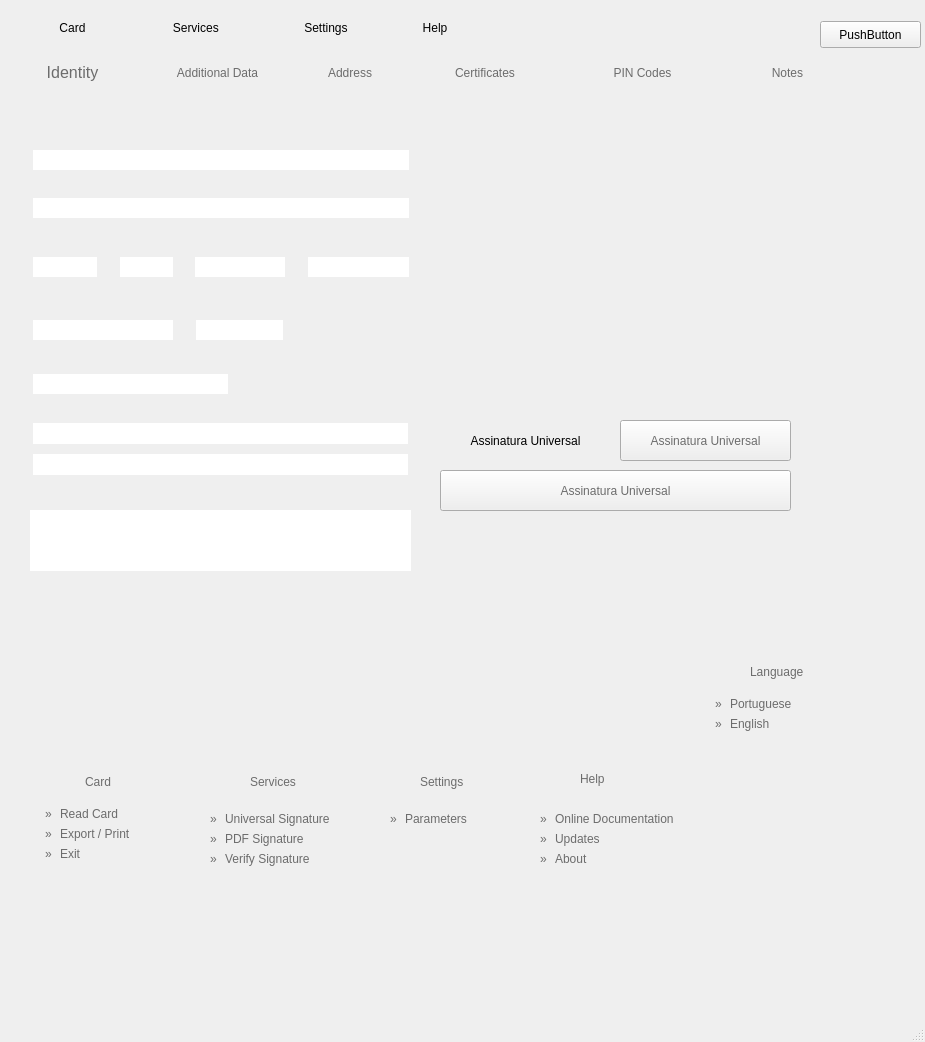
amagovpt/autenticacao.gov, file pteid-mw-pt/_src/eidmw/eidgui/mainwnd.ui: the form before one commit.
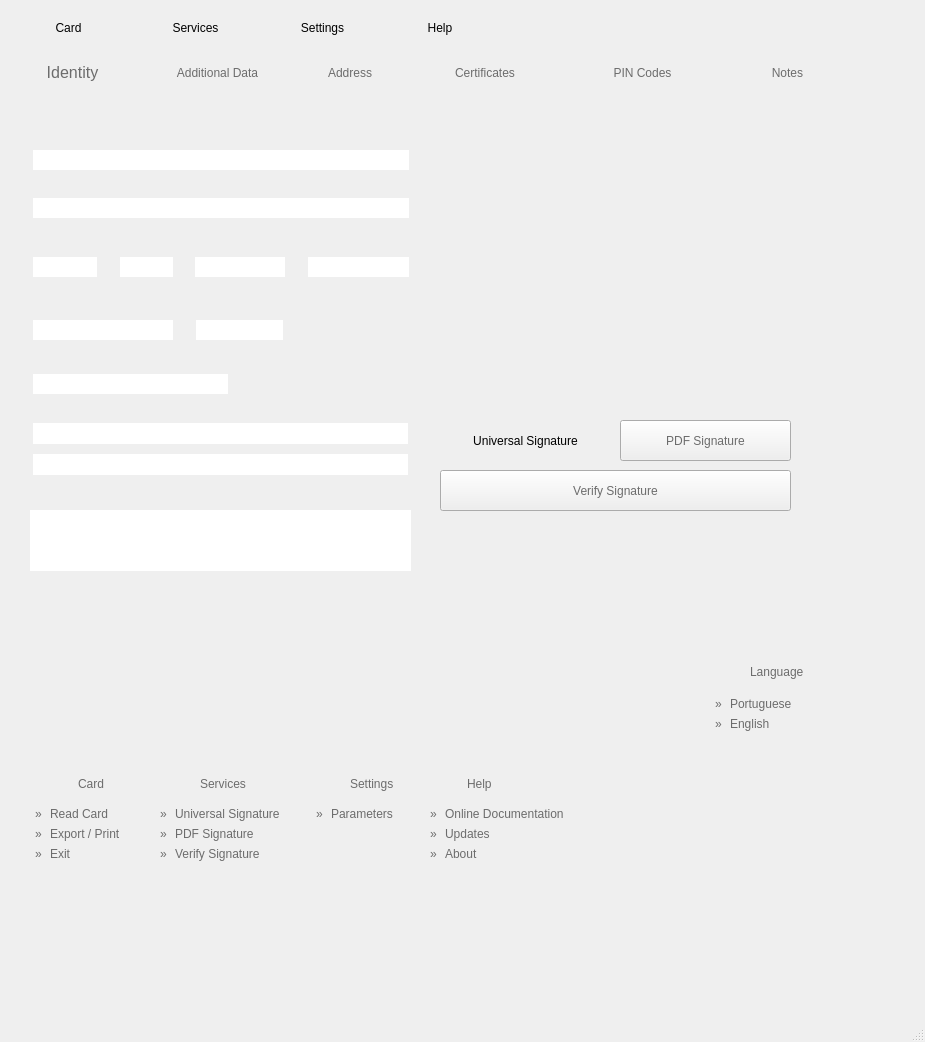
The form after the commit. Icons and pictures are not drawn.

The edit to the form file:
```diff
--- a/pteid-mw-pt/_src/eidmw/eidgui/mainwnd.ui
+++ b/pteid-mw-pt/_src/eidmw/eidgui/mainwnd.ui
@@ -408,7 +408,7 @@
          <string notr="true">background-image: url(:/images/Images/bg_SelectTabTool.png);</string>
         </property>
         <property name="text">
-         <string>Assinatura Universal</string>
+         <string>Universal Signature</string>
         </property>
         <property name="flat">
          <bool>true</bool>
@@ -429,7 +429,7 @@
 background-image: url(:/images/Images/alpha.png);</string>
         </property>
         <property name="text">
-         <string>Assinatura Universal</string>
+         <string>PDF Signature</string>
         </property>
        </widget>
        <widget class="QPushButton" name="btnShortcut_VerifSign">
@@ -447,7 +447,7 @@
 background-image: url(:/images/Images/alpha.png);</string>
         </property>
         <property name="text">
-         <string>Assinatura Universal</string>
+         <string>Verify Signature</string>
         </property>
        </widget>
       </widget>
@@ -1651,7 +1651,7 @@
       <rect>
        <x>0</x>
        <y>-2</y>
-       <width>125</width>
+       <width>127</width>
        <height>58</height>
       </rect>
      </property>
@@ -1666,7 +1666,7 @@
 font: 10pt &quot;Arial&quot;;</string>
      </property>
      <property name="text">
-      <string>      Card</string>
+      <string>   Card</string>
      </property>
      <property name="flat">
       <bool>true</bool>
@@ -1677,7 +1677,7 @@
       <rect>
        <x>127</x>
        <y>-2</y>
-       <width>121</width>
+       <width>127</width>
        <height>58</height>
       </rect>
      </property>
@@ -1692,7 +1692,7 @@
 font: 10pt &quot;Arial&quot;;</string>
      </property>
      <property name="text">
-      <string>     Services</string>
+      <string>   Services</string>
      </property>
      <property name="flat">
       <bool>true</bool>
@@ -1701,7 +1701,7 @@
     <widget class="QLabel" name="label_2">
      <property name="geometry">
       <rect>
-       <x>253</x>
+       <x>254</x>
        <y>0</y>
        <width>5</width>
        <height>61</height>
@@ -1717,7 +1717,7 @@
     <widget class="QLabel" name="label_3">
      <property name="geometry">
       <rect>
-       <x>126</x>
+       <x>127</x>
        <y>0</y>
        <width>5</width>
        <height>61</height>
@@ -1735,7 +1735,7 @@
       <rect>
        <x>254</x>
        <y>-2</y>
-       <width>124</width>
+       <width>127</width>
        <height>58</height>
       </rect>
      </property>
@@ -1753,7 +1753,7 @@
 font: 10pt &quot;Arial&quot;;</string>
      </property>
      <property name="text">
-      <string>      Settings</string>
+      <string>   Settings</string>
      </property>
      <property name="flat">
       <bool>true</bool>
@@ -1762,7 +1762,7 @@
     <widget class="QLabel" name="label">
      <property name="geometry">
       <rect>
-       <x>375</x>
+       <x>381</x>
        <y>0</y>
        <width>5</width>
        <height>61</height>
@@ -1778,9 +1778,9 @@
     <widget class="QPushButton" name="btn_menu_help">
      <property name="geometry">
       <rect>
-       <x>380</x>
+       <x>381</x>
        <y>-2</y>
-       <width>110</width>
+       <width>108</width>
        <height>58</height>
       </rect>
      </property>
@@ -1795,7 +1795,7 @@
 font: 10pt &quot;Arial&quot;;</string>
      </property>
      <property name="text">
-      <string>Help</string>
+      <string>   Help</string>
      </property>
      <property name="flat">
       <bool>true</bool>
@@ -1865,17 +1865,45 @@
       <string/>
      </property>
     </widget>
-    <widget class="QPushButton" name="pushButton">
+    <widget class="QPushButton" name="btn_menu_language">
+     <property name="enabled">
+      <bool>true</bool>
+     </property>
      <property name="geometry">
       <rect>
-       <x>820</x>
-       <y>20</y>
-       <width>101</width>
-       <height>27</height>
+       <x>752</x>
+       <y>8</y>
+       <width>44</width>
+       <height>36</height>
       </rect>
      </property>
      <property name="text">
-      <string>PushButton</string>
+      <string/>
+     </property>
+     <property name="icon">
+      <iconset resource="eidgui.qrc">
+       <normaloff>:/images/Images/flags/pt32.png</normaloff>:/images/Images/flags/pt32.png</iconset>
+     </property>
+     <property name="iconSize">
+      <size>
+       <width>30</width>
+       <height>30</height>
+      </size>
+     </property>
+     <property name="shortcut">
+      <string/>
+     </property>
+     <property name="checkable">
+      <bool>false</bool>
+     </property>
+     <property name="autoDefault">
+      <bool>false</bool>
+     </property>
+     <property name="default">
+      <bool>false</bool>
+     </property>
+     <property name="flat">
+      <bool>true</bool>
      </property>
     </widget>
     <zorder>btn_menu_card</zorder>
@@ -1894,7 +1922,7 @@
    <widget class="QWidget" name="wdg_submenu_card" native="true">
     <property name="geometry">
      <rect>
-      <x>30</x>
+      <x>20</x>
       <y>760</y>
       <width>126</width>
       <height>111</height>
@@ -1906,9 +1934,9 @@
     <widget class="QLabel" name="lbl_menuCard">
      <property name="geometry">
       <rect>
-       <x>55</x>
-       <y>13</y>
-       <width>51</width>
+       <x>58</x>
+       <y>15</y>
+       <width>61</width>
        <height>17</height>
       </rect>
      </property>
@@ -2050,10 +2078,10 @@
    <widget class="QWidget" name="wdg_submenu_tools" native="true">
     <property name="geometry">
      <rect>
-      <x>200</x>
+      <x>150</x>
       <y>760</y>
       <width>151</width>
-      <height>121</height>
+      <height>111</height>
      </rect>
     </property>
     <property name="styleSheet">
@@ -2063,8 +2091,8 @@
      <property name="geometry">
       <rect>
        <x>50</x>
-       <y>13</y>
-       <width>71</width>
+       <y>15</y>
+       <width>81</width>
        <height>17</height>
       </rect>
      </property>
@@ -2098,7 +2126,7 @@
      <property name="geometry">
       <rect>
        <x>25</x>
-       <y>50</y>
+       <y>45</y>
        <width>131</width>
        <height>17</height>
       </rect>
@@ -2116,7 +2144,7 @@
      <property name="geometry">
       <rect>
        <x>25</x>
-       <y>90</y>
+       <y>85</y>
        <width>131</width>
        <height>17</height>
       </rect>
@@ -2134,7 +2162,7 @@
      <property name="geometry">
       <rect>
        <x>10</x>
-       <y>50</y>
+       <y>45</y>
        <width>16</width>
        <height>17</height>
       </rect>
@@ -2152,7 +2180,7 @@
      <property name="geometry">
       <rect>
        <x>10</x>
-       <y>70</y>
+       <y>65</y>
        <width>16</width>
        <height>17</height>
       </rect>
@@ -2170,7 +2198,7 @@
      <property name="geometry">
       <rect>
        <x>25</x>
-       <y>70</y>
+       <y>65</y>
        <width>131</width>
        <height>17</height>
       </rect>
@@ -2188,7 +2216,7 @@
      <property name="geometry">
       <rect>
        <x>10</x>
-       <y>90</y>
+       <y>85</y>
        <width>16</width>
        <height>17</height>
       </rect>
@@ -2326,10 +2354,10 @@
    <widget class="QWidget" name="wdg_submenu_help" native="true">
     <property name="geometry">
      <rect>
-      <x>530</x>
+      <x>420</x>
       <y>760</y>
-      <width>151</width>
-      <height>121</height>
+      <width>171</width>
+      <height>111</height>
      </rect>
     </property>
     <property name="styleSheet">
@@ -2338,8 +2366,8 @@
     <widget class="QLabel" name="lbl_menuHelp">
      <property name="geometry">
       <rect>
-       <x>50</x>
-       <y>10</y>
+       <x>47</x>
+       <y>15</y>
        <width>91</width>
        <height>17</height>
       </rect>
@@ -2357,7 +2385,7 @@
      <property name="geometry">
       <rect>
        <x>25</x>
-       <y>90</y>
+       <y>85</y>
        <width>81</width>
        <height>17</height>
       </rect>
@@ -2392,7 +2420,7 @@
      <property name="geometry">
       <rect>
        <x>25</x>
-       <y>70</y>
+       <y>65</y>
        <width>81</width>
        <height>17</height>
       </rect>
@@ -2410,7 +2438,7 @@
      <property name="geometry">
       <rect>
        <x>10</x>
-       <y>70</y>
+       <y>65</y>
        <width>16</width>
        <height>17</height>
       </rect>
@@ -2428,7 +2456,7 @@
      <property name="geometry">
       <rect>
        <x>10</x>
-       <y>90</y>
+       <y>85</y>
        <width>16</width>
        <height>17</height>
       </rect>
@@ -2446,7 +2474,7 @@
      <property name="geometry">
       <rect>
        <x>10</x>
-       <y>50</y>
+       <y>45</y>
        <width>16</width>
        <height>17</height>
       </rect>
@@ -2464,7 +2492,7 @@
      <property name="geometry">
       <rect>
        <x>25</x>
-       <y>50</y>
+       <y>45</y>
        <width>131</width>
        <height>17</height>
       </rect>
@@ -2482,10 +2510,10 @@
    <widget class="QWidget" name="wdg_submenu_settings" native="true">
     <property name="geometry">
      <rect>
-      <x>370</x>
+      <x>300</x>
       <y>760</y>
       <width>121</width>
-      <height>81</height>
+      <height>71</height>
      </rect>
     </property>
     <property name="styleSheet">
@@ -2495,7 +2523,7 @@
      <property name="geometry">
       <rect>
        <x>50</x>
-       <y>13</y>
+       <y>15</y>
        <width>71</width>
        <height>17</height>
       </rect>
@@ -2512,8 +2540,8 @@
     <widget class="QLabel" name="lbl_menuSettings_Parameters">
      <property name="geometry">
       <rect>
-       <x>35</x>
-       <y>50</y>
+       <x>31</x>
+       <y>45</y>
        <width>81</width>
        <height>17</height>
       </rect>
@@ -2547,8 +2575,8 @@
     <widget class="QLabel" name="lbl_menuCard_Read_17">
      <property name="geometry">
       <rect>
-       <x>20</x>
-       <y>50</y>
+       <x>16</x>
+       <y>45</y>
        <width>16</width>
        <height>17</height>
       </rect>
```
Left out of the diff: 20 changed lines with no effect on the pictures.
